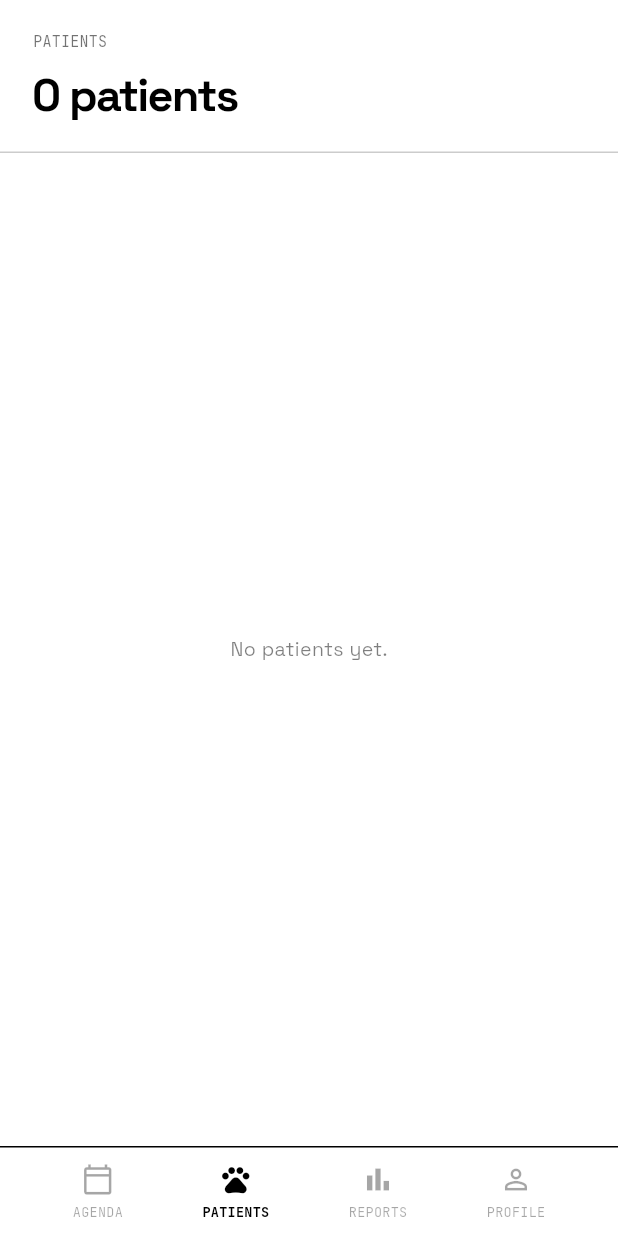
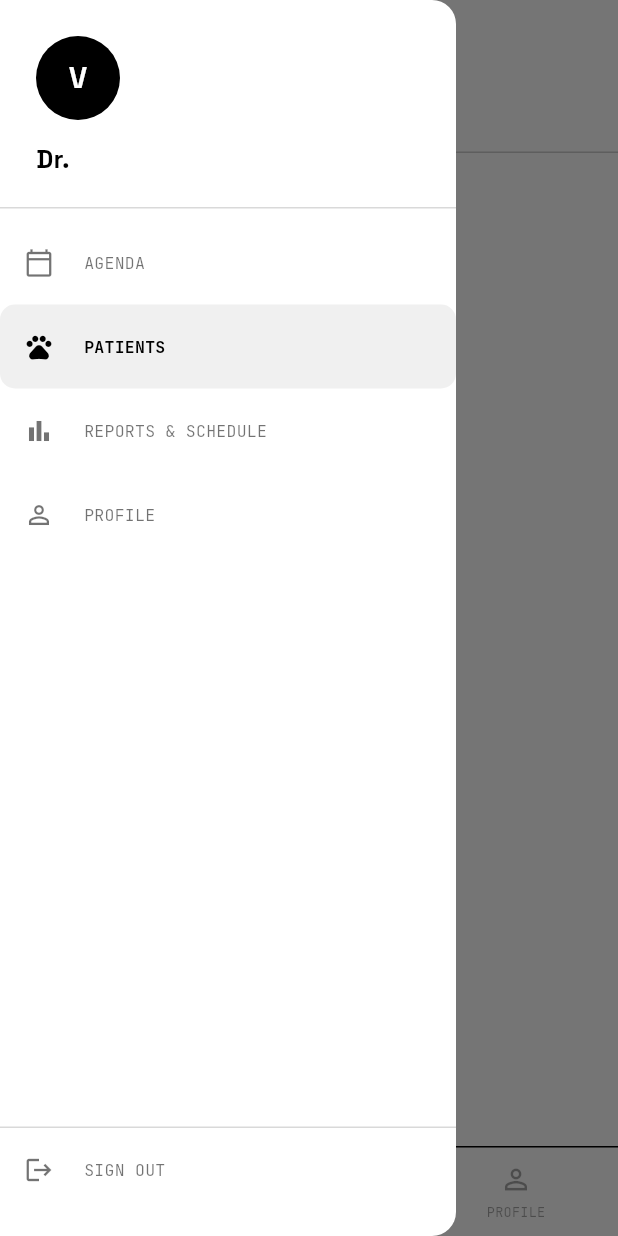
Before and after one commit to W1llpr0/prograMovil, a Flutter app: the VetDashboardPage screen opened by its route, item 2 of the bottom bar chosen, with the side drawer open (before the commit the screen has no drawer), on a phone screen of 412 x 824 dp. Run offline on Flutter 3.47's test engine with Material 3 defaults, Android fonts, the light colour scheme and no system bars; our stand-ins replace get, google_fonts, google_maps_flutter, image_picker, supabase_flutter; accounts and stored records are empty.

Commit message:
fix: defer controller disposal, full-month agenda strip, side drawer
- sign_up_controller + sign_in_controller: dispose TextEditingControllers
  inside Future.microtask in onClose() to prevent 'used after disposed'
  error that appeared during the SignUp->SignIn route transition animation
- vet_dashboard_page: expand date strip from current-week (7 days) to all
  days in the current month; add ScrollController that auto-scrolls to
  today on first render
- vet_dashboard_page: add side Drawer wired to the hamburger icon;
  shows vet avatar/name/CMP license and quick-nav tiles for each tab plus
  a Sign Out action
- vet_dashboard_controller: add signOut() method (used by drawer)

```diff
--- a/app/lib/pages/sign_in/sign_in_controller.dart
+++ b/app/lib/pages/sign_in/sign_in_controller.dart
@@ -41,8 +41,12 @@ class SignInController extends GetxController {
 
   @override
   void onClose() {
-    emailCtrl.dispose();
-    passwordCtrl.dispose();
+    final controllers = [emailCtrl, passwordCtrl];
+    Future.microtask(() {
+      for (final c in controllers) {
+        c.dispose();
+      }
+    });
     super.onClose();
   }
 }
--- a/app/lib/pages/sign_up/sign_up_controller.dart
+++ b/app/lib/pages/sign_up/sign_up_controller.dart
@@ -66,13 +66,17 @@ class SignUpController extends GetxController {
 
   @override
   void onClose() {
-    firstNameCtrl.dispose();
-    lastNameCtrl.dispose();
-    documentCtrl.dispose();
-    emailCtrl.dispose();
-    phoneCtrl.dispose();
-    passwordCtrl.dispose();
-    confirmCtrl.dispose();
+    // Defer disposal so in-flight page-exit animations finish before the
+    // controllers are released (prevents "used after disposed" errors).
+    final controllers = [
+      firstNameCtrl, lastNameCtrl, documentCtrl,
+      emailCtrl, phoneCtrl, passwordCtrl, confirmCtrl,
+    ];
+    Future.microtask(() {
+      for (final c in controllers) {
+        c.dispose();
+      }
+    });
     super.onClose();
   }
 }
--- a/app/lib/pages/vet_dashboard/vet_dashboard_controller.dart
+++ b/app/lib/pages/vet_dashboard/vet_dashboard_controller.dart
@@ -5,7 +5,9 @@ import '../../components/app_controller.dart';
 import '../../configs/app_routes.dart';
 import '../../configs/generic_response.dart';
 import '../../models/consultation.dart';
+import '../../services/auth_service.dart';
 import '../../services/consultation_service.dart';
+import '../sign_in/sign_in_controller.dart';
 
 class VetDashboardController extends GetxController {
   final AppController appCtrl = Get.find<AppController>();
@@ -170,4 +172,10 @@ class VetDashboardController extends GetxController {
 
   void goToRegister(Consultation c) =>
       Get.toNamed(AppRoutes.registerMedical, arguments: c)?.then((_) => loadAgenda());
+
+  Future<void> signOut() async {
+    await AuthService().signOut();
+    Get.delete<SignInController>(force: true);
+    Get.offAllNamed(AppRoutes.signIn);
+  }
 }
--- a/app/lib/pages/vet_dashboard/vet_dashboard_page.dart
+++ b/app/lib/pages/vet_dashboard/vet_dashboard_page.dart
@@ -17,6 +17,8 @@ class VetDashboardPage extends StatefulWidget {
 class _VetDashboardPageState extends State<VetDashboardPage> {
   int _tab = 0;
   late VetDashboardController ctrl;
+  final _scaffoldKey = GlobalKey<ScaffoldState>();
+  final _dateScrollCtrl = ScrollController();
 
   @override
   void initState() {
@@ -24,6 +26,22 @@ class _VetDashboardPageState extends State<VetDashboardPage> {
     ctrl = Get.isRegistered<VetDashboardController>()
         ? Get.find<VetDashboardController>()
         : Get.put(VetDashboardController());
+    // Auto-scroll date strip to today after first frame
+    WidgetsBinding.instance.addPostFrameCallback((_) {
+      final today = DateTime.now();
+      final todayIndex = today.day - 1; // 0-based index in month list
+      const itemWidth = 60.0; // 52 chip + 8 margin
+      if (_dateScrollCtrl.hasClients) {
+        _dateScrollCtrl.jumpTo((todayIndex * itemWidth).clamp(
+            0.0, _dateScrollCtrl.position.maxScrollExtent));
+      }
+    });
+  }
+
+  @override
+  void dispose() {
+    _dateScrollCtrl.dispose();
+    super.dispose();
   }
 
   @override
@@ -31,7 +49,9 @@ class _VetDashboardPageState extends State<VetDashboardPage> {
     final fg = Theme.of(context).colorScheme.onSurface;
     final bg = Theme.of(context).colorScheme.surface;
     return Scaffold(
+      key: _scaffoldKey,
       backgroundColor: bg,
+      drawer: _buildDrawer(context, fg, bg),
       body: IndexedStack(
         index: _tab,
         children: [
@@ -42,6 +62,111 @@ class _VetDashboardPageState extends State<VetDashboardPage> {
         ],
       ),
       bottomNavigationBar: _buildBottomNav(fg, bg),
+    );
+  }
+
+  // ── Side drawer ───────────────────────────────────────────────────
+  Widget _buildDrawer(BuildContext context, Color fg, Color bg) {
+    return Drawer(
+      backgroundColor: bg,
+      child: SafeArea(
+        child: Column(
+          crossAxisAlignment: CrossAxisAlignment.start,
+          children: [
+            // Header – avatar + name + license
+            Padding(
+              padding: const EdgeInsets.fromLTRB(24, 24, 24, 20),
+              child: Obx(() {
+                final u = ctrl.appCtrl.currentUser.value;
+                final fn = u?.firstName ?? '';
+                final ln = u?.lastName ?? '';
+                final initials = fn.isNotEmpty && ln.isNotEmpty
+                    ? '${fn[0]}${ln[0]}'.toUpperCase()
+                    : 'V';
+                return Column(
+                  crossAxisAlignment: CrossAxisAlignment.start,
+                  children: [
+                    Container(
+                      width: 56,
+                      height: 56,
+                      decoration:
+                          BoxDecoration(color: fg, shape: BoxShape.circle),
+                      child: Center(
+                        child: Text(initials,
+                            style: GoogleFonts.spaceGrotesk(
+                                fontWeight: FontWeight.w700,
+                                fontSize: 20,
+                                color: bg)),
+                      ),
+                    ),
+                    const SizedBox(height: 14),
+                    Text('Dr. $fn $ln',
+                        style: GoogleFonts.spaceGrotesk(
+                            fontSize: 17,
+                            fontWeight: FontWeight.w700,
+                            color: fg)),
+                    if (ctrl.licenseNumber.value.isNotEmpty)
+                      Text('CMP-${ctrl.licenseNumber.value}',
+                          style: GoogleFonts.jetBrainsMono(
+                              fontSize: 10,
+                              letterSpacing: 0.18,
+                              color: fg.withValues(alpha: 0.55))),
+                  ],
+                );
+              }),
+            ),
+            Divider(color: fg.withValues(alpha: 0.15), height: 1),
+            const SizedBox(height: 8),
+            // Navigation items
+            _drawerNavItem(Icons.calendar_today_outlined, 'AGENDA', 0, fg, bg),
+            _drawerNavItem(Icons.pets_outlined, 'PATIENTS', 1, fg, bg),
+            _drawerNavItem(
+                Icons.bar_chart_outlined, 'REPORTS & SCHEDULE', 2, fg, bg),
+            _drawerNavItem(Icons.person_outline, 'PROFILE', 3, fg, bg),
+            const Spacer(),
+            Divider(color: fg.withValues(alpha: 0.15), height: 1),
+            // Sign out
+            ListTile(
+              leading: Icon(Icons.logout,
+                  color: fg.withValues(alpha: 0.55), size: 20),
+              title: Text('SIGN OUT',
+                  style: GoogleFonts.jetBrainsMono(
+                      fontSize: 11,
+                      letterSpacing: 0.18,
+                      color: fg.withValues(alpha: 0.55))),
+              onTap: () {
+                Navigator.pop(context);
+                ctrl.signOut();
+              },
+            ),
+            const SizedBox(height: 16),
+          ],
+        ),
+      ),
+    );
+  }
+
+  Widget _drawerNavItem(
+      IconData icon, String label, int index, Color fg, Color bg) {
+    final selected = _tab == index;
+    return ListTile(
+      leading: Icon(icon,
+          color: selected ? fg : fg.withValues(alpha: 0.55), size: 20),
+      title: Text(label,
+          style: GoogleFonts.jetBrainsMono(
+              fontSize: 11,
+              letterSpacing: 0.18,
+              color: selected ? fg : fg.withValues(alpha: 0.55),
+              fontWeight:
+                  selected ? FontWeight.w700 : FontWeight.w400)),
+      selected: selected,
+      selectedTileColor: fg.withValues(alpha: 0.06),
+      shape: RoundedRectangleBorder(borderRadius: BorderRadius.circular(10)),
+      onTap: () {
+        Navigator.pop(context);
+        if (index == 2 && _tab != 2) ctrl.loadAvailability();
+        setState(() => _tab = index);
+      },
     );
   }
 
@@ -108,7 +233,10 @@ class _VetDashboardPageState extends State<VetDashboardPage> {
                   decoration: BoxDecoration(
                       border: Border.all(color: fg),
                       borderRadius: BorderRadius.circular(999)),
-                  child: Icon(Icons.menu, size: 18, color: fg),
+                  child: GestureDetector(
+                    onTap: () => _scaffoldKey.currentState?.openDrawer(),
+                    child: Icon(Icons.menu, size: 18, color: fg),
+                  ),
                 ),
                 const VcWordmark(),
                 Obx(() {
@@ -234,15 +362,19 @@ class _VetDashboardPageState extends State<VetDashboardPage> {
                           ),
                         )),
 
-                    // Date strip (current week)
+                    // Date strip – all days in current month, scrolled to today
                     Obx(() {
                       final today = DateTime.now();
-                      final monday = today.subtract(Duration(days: today.weekday - 1));
-                      final days = List.generate(7, (i) => monday.add(Duration(days: i)));
+                      final firstOfMonth = DateTime(today.year, today.month, 1);
+                      final lastOfMonth = DateTime(today.year, today.month + 1, 0);
+                      final days = List.generate(
+                          lastOfMonth.day,
+                          (i) => firstOfMonth.add(Duration(days: i)));
                       final selectedD = ctrl.selectedDate.value;
                       return SizedBox(
                         height: 88,
                         child: ListView.builder(
+                          controller: _dateScrollCtrl,
                           scrollDirection: Axis.horizontal,
                           padding: const EdgeInsets.fromLTRB(22, 12, 22, 12),
                           itemCount: days.length,
```
